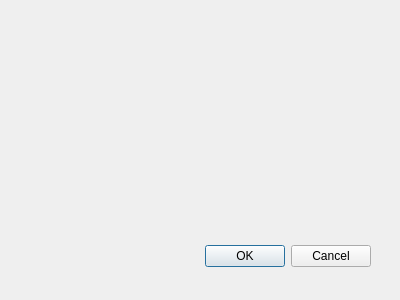
The window that codigo/interfaz/editarconceptoventana.ui (lenis96/proyecto) describes before a commit, drawn with Qt 5.
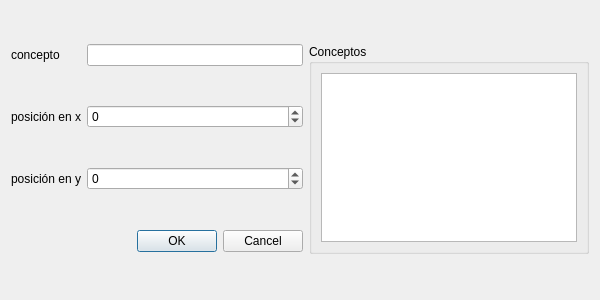
The same window after the commit.

Diff of the .ui file:
```diff
--- a/codigo/interfaz/editarconceptoventana.ui
+++ b/codigo/interfaz/editarconceptoventana.ui
@@ -3,34 +3,110 @@
  <comment/>
  <exportmacro/>
  <class>editarConceptoVentana</class>
- <widget name="editarConceptoVentana" class="QDialog">
+ <widget class="QDialog" name="editarConceptoVentana">
+  <property name="enabled">
+   <bool>true</bool>
+  </property>
   <property name="geometry">
    <rect>
     <x>0</x>
     <y>0</y>
-    <width>400</width>
+    <width>600</width>
     <height>300</height>
    </rect>
   </property>
+  <property name="sizePolicy">
+   <sizepolicy hsizetype="Fixed" vsizetype="Fixed">
+    <horstretch>0</horstretch>
+    <verstretch>0</verstretch>
+   </sizepolicy>
+  </property>
+  <property name="minimumSize">
+   <size>
+    <width>600</width>
+    <height>300</height>
+   </size>
+  </property>
+  <property name="maximumSize">
+   <size>
+    <width>600</width>
+    <height>300</height>
+   </size>
+  </property>
   <property name="windowTitle">
    <string>Dialog</string>
   </property>
-  <widget name="buttonBox" class="QDialogButtonBox">
-   <property name="geometry">
-    <rect>
-     <x>30</x>
-     <y>240</y>
-     <width>341</width>
-     <height>32</height>
-    </rect>
-   </property>
-   <property name="orientation">
-    <enum>Qt::Horizontal</enum>
-   </property>
-   <property name="standardButtons">
-    <set>QDialogButtonBox::Cancel|QDialogButtonBox::Ok</set>
-   </property>
-  </widget>
+  <property name="modal">
+   <bool>true</bool>
+  </property>
+  <layout class="QGridLayout" name="gridLayout_2">
+   <item row="0" column="0">
+    <widget class="QLabel" name="label">
+     <property name="text">
+      <string>concepto</string>
+     </property>
+    </widget>
+   </item>
+   <item row="0" column="1">
+    <widget class="QLineEdit" name="lineEdit"/>
+   </item>
+   <item row="0" column="2" rowspan="4">
+    <widget class="QGroupBox" name="groupBox">
+     <property name="title">
+      <string>Conceptos</string>
+     </property>
+     <layout class="QGridLayout" name="gridLayout">
+      <item row="0" column="0">
+       <widget class="QListView" name="listView"/>
+      </item>
+     </layout>
+    </widget>
+   </item>
+   <item row="1" column="0">
+    <widget class="QLabel" name="label_2">
+     <property name="text">
+      <string>posición en x</string>
+     </property>
+    </widget>
+   </item>
+   <item row="1" column="1">
+    <widget class="QSpinBox" name="spinBox_2">
+     <property name="minimum">
+      <number>-5000</number>
+     </property>
+     <property name="maximum">
+      <number>5000</number>
+     </property>
+    </widget>
+   </item>
+   <item row="2" column="0">
+    <widget class="QLabel" name="label_3">
+     <property name="text">
+      <string>posición en y</string>
+     </property>
+    </widget>
+   </item>
+   <item row="2" column="1">
+    <widget class="QSpinBox" name="spinBox">
+     <property name="minimum">
+      <number>-5000</number>
+     </property>
+     <property name="maximum">
+      <number>5000</number>
+     </property>
+    </widget>
+   </item>
+   <item row="3" column="0" colspan="2">
+    <widget class="QDialogButtonBox" name="buttonBox_2">
+     <property name="orientation">
+      <enum>Qt::Horizontal</enum>
+     </property>
+     <property name="standardButtons">
+      <set>QDialogButtonBox::Cancel|QDialogButtonBox::Ok</set>
+     </property>
+    </widget>
+   </item>
+  </layout>
  </widget>
  <pixmapfunction/>
  <resources/>
```
Left out of the diff: 31 changed lines with no effect on the pictures.
